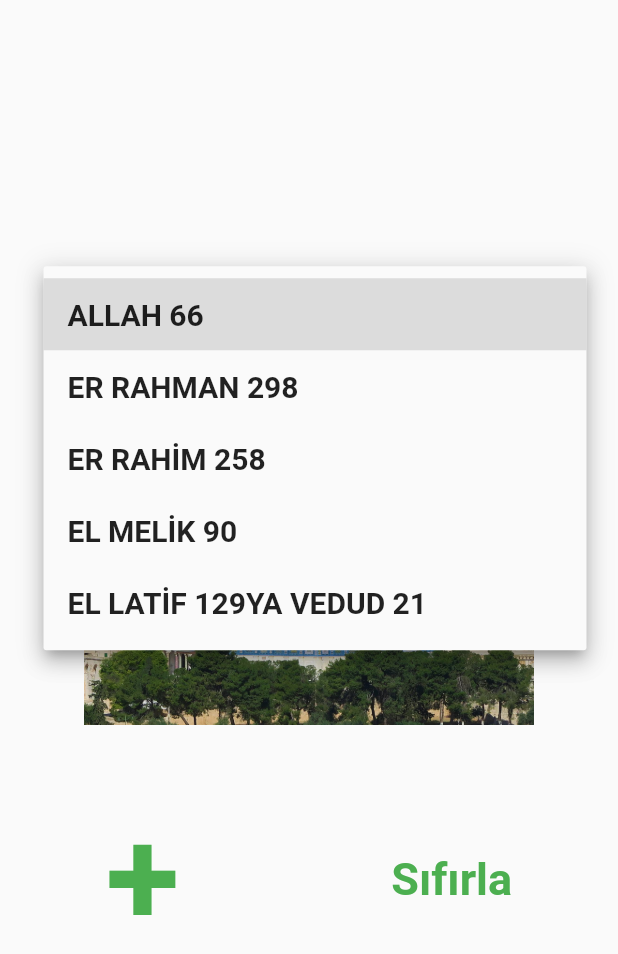
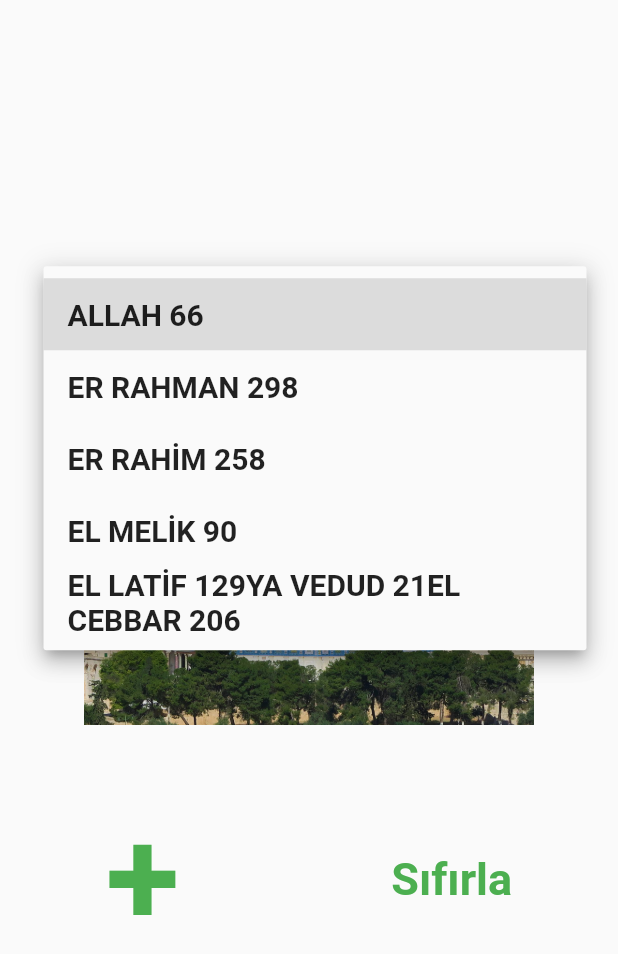
Before and after one commit to eyupGuc/timer, a Flutter app: the screen it shows after launch, after a tap on "ALLAH 66", on a phone screen of 412 x 824 dp. Shown: the top 954 px of the screen. Run offline on Flutter 3.47's test engine with Material 2 defaults, Android fonts, the phone set to English and light mode, and no system bars.

Commit message:
Update zikirler.dart

```diff
--- a/lib/zikirler.dart
+++ b/lib/zikirler.dart
@@ -6,6 +6,7 @@ class Zikirler {
     'EL MELİK 90',
     'EL LATİF 129'
     'YA VEDUD 21'
+    'EL CEBBAR 206'
 
   ];
 }
```
